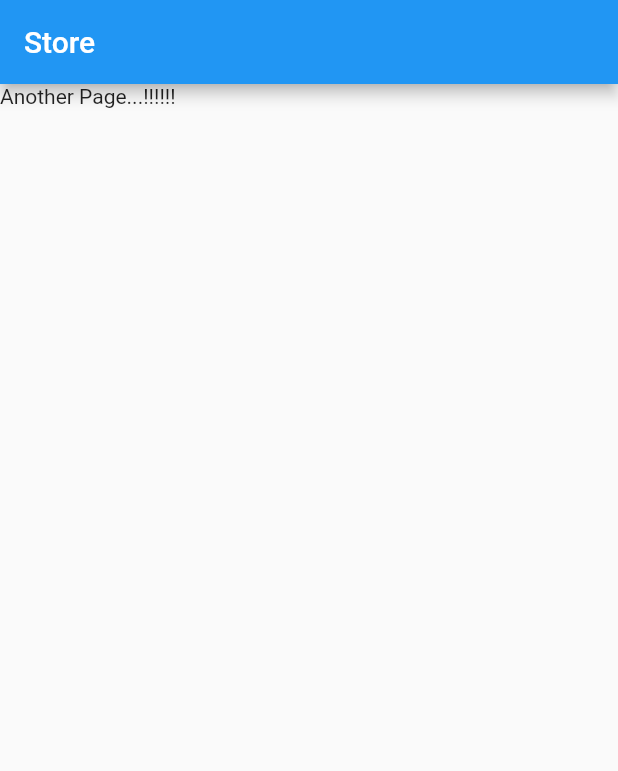
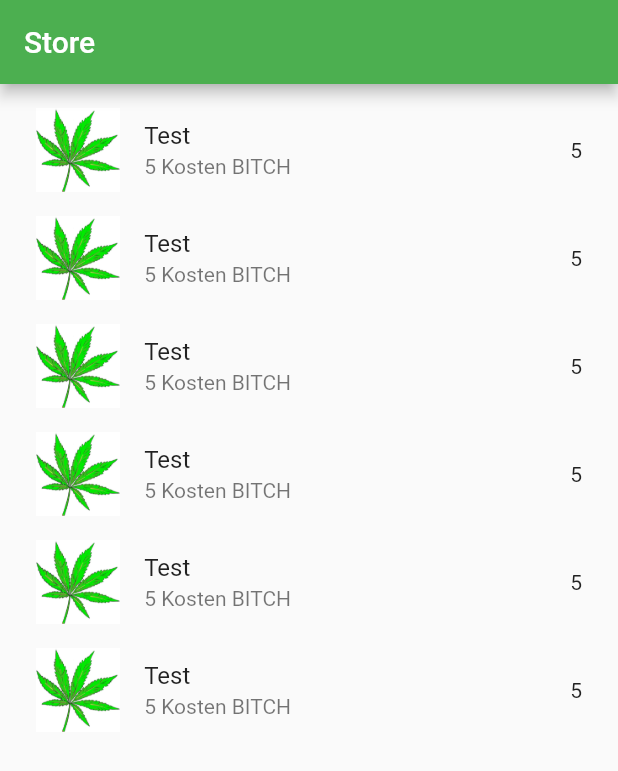
Before and after one commit to fnnshlze/myPocketDrugEmpire, a Flutter app: the screen it shows after launch, swiped to page 2, on a phone screen of 412 x 824 dp. Shown: the top 771 px of the screen. Run offline on Flutter 3.47's test engine with Material 2 defaults, Android fonts, the phone set to English and light mode, and no system bars.

Commit message:
add list in store.dart

```diff
--- a/lib/settings.dart
+++ b/lib/settings.dart
@@ -5,6 +5,7 @@ class _SettingsPageWidgetState extends State<SettingsPageWidget> {
   Widget build (BuildContext ctxt) {
     return new Scaffold(
       appBar: new AppBar(
+        backgroundColor: Colors.green,
         title: new Text("Settings"),
       ),
       body: new Text("Another Page...!!!!!!"),
--- a/lib/store.dart
+++ b/lib/store.dart
@@ -5,9 +5,51 @@ class _StorePageWidgetState extends State<StorePageWidget> {
   Widget build (BuildContext txt) {
     return new Scaffold(
       appBar: new AppBar(
+        backgroundColor: Colors.green,
         title: new Text("Store"),
       ),
-      body: new Text("Another Page...!!!!!!"),
+      body:
+        ListView(
+          padding: const EdgeInsets.all(8),
+          children: <Widget>[
+           ListTile(
+             leading: Image(image: AssetImage("assets/weed.jpg")),
+             title: Text("Test"),
+             trailing: Text(5.toString()),
+             subtitle: Text(5.toString()+ " Kosten BITCH"),
+           ),
+            ListTile(
+              leading: Image(image: AssetImage("assets/weed.jpg")),
+              title: Text("Test"),
+              trailing: Text(5.toString()),
+              subtitle: Text(5.toString()+ " Kosten BITCH"),
+            ),
+            ListTile(
+              leading: Image(image: AssetImage("assets/weed.jpg")),
+              title: Text("Test"),
+              trailing: Text(5.toString()),
+              subtitle: Text(5.toString()+ " Kosten BITCH"),
+            ),
+            ListTile(
+              leading: Image(image: AssetImage("assets/weed.jpg")),
+              title: Text("Test"),
+              trailing: Text(5.toString()),
+              subtitle: Text(5.toString()+ " Kosten BITCH"),
+            ),
+            ListTile(
+              leading: Image(image: AssetImage("assets/weed.jpg")),
+              title: Text("Test"),
+              trailing: Text(5.toString()),
+              subtitle: Text(5.toString()+ " Kosten BITCH"),
+            ),
+            ListTile(
+              leading: Image(image: AssetImage("assets/weed.jpg")),
+              title: Text("Test"),
+              trailing: Text(5.toString()),
+              subtitle: Text(5.toString()+ " Kosten BITCH"),
+            ),
+          ],
+      ),
     );
   }
 }
```
Also changed, not shown: assets/weed.jpg.
